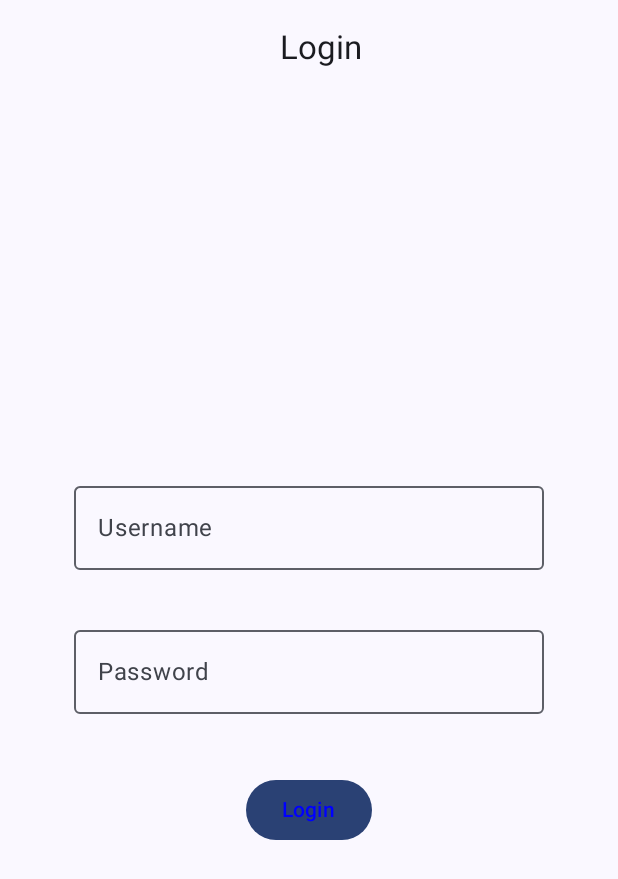
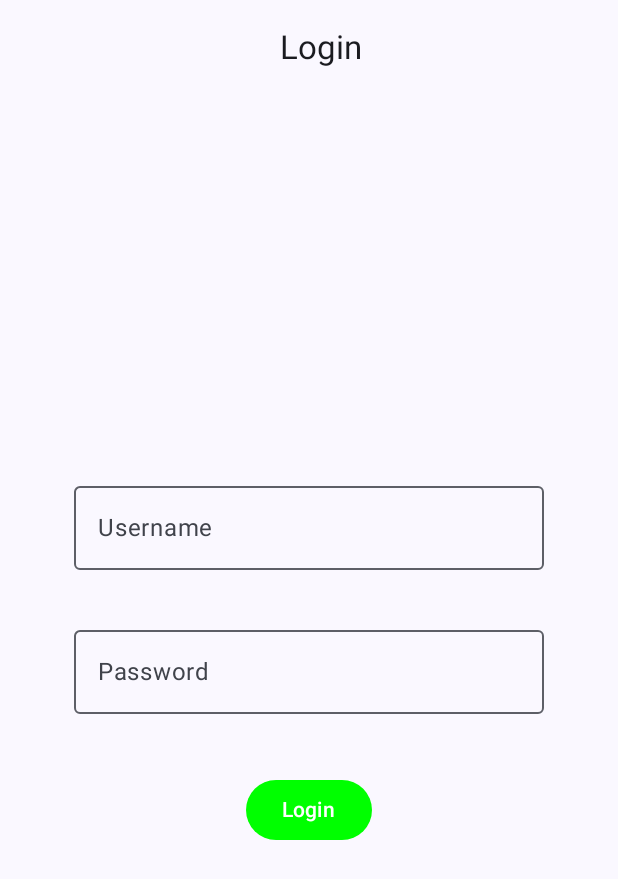
Before and after one commit to Ahtisham-1214/Expense-Tracker-Android, an Android app built with Jetpack Compose: the screen it shows after launch (MainActivity), on a phone screen of 412 x 824 dp. Shown: the top 879 px of the screen. Run offline under Robolectric (Android 15) with nearby library versions, the phone set to English and light mode, and no system bars.

Commit message:
Changes according to navigation

```diff
--- a/app/src/main/java/com/example/expensetracker/MainActivity.kt
+++ b/app/src/main/java/com/example/expensetracker/MainActivity.kt
@@ -23,13 +23,34 @@ import androidx.compose.ui.platform.LocalView
 import androidx.core.view.WindowCompat
 import androidx.core.view.ViewCompat
 import androidx.compose.ui.platform.LocalContext
+import androidx.compose.material3.ButtonDefaults
 import com.example.expensetracker.model.User
+
+// Import for Navigation
+import androidx.navigation.NavController
+import androidx.navigation.compose.NavHost
+import androidx.navigation.compose.composable
+import androidx.navigation.compose.rememberNavController
+
 class MainActivity : ComponentActivity() {
     override fun onCreate(savedInstanceState: Bundle?) {
         super.onCreate(savedInstanceState)
         setContent {
             ExpenseTrackerTheme {
-                LoginPage()
+                // Set up the NavController and NavHost
+                val navController = rememberNavController()
+                NavHost(navController = navController, startDestination = "login") {
+                    composable("login"){
+                        LoginPage(navController = navController)
+                    }
+                    composable("home"){
+                        HomeScreen(navController = navController)
+                    }
+                    composable("AddExpense"){
+                        AddExpenseScreen()
+                    }
+
+                }
             }
         }
     }
@@ -37,7 +58,7 @@ class MainActivity : ComponentActivity() {
 
 @OptIn(ExperimentalMaterial3Api::class)
 @Composable
-fun LoginPage() {
+fun LoginPage(navController: NavController) {
     var username by remember { mutableStateOf("") }
     var password by remember { mutableStateOf("") }
     var usernameError by remember { mutableStateOf("") }
@@ -124,6 +145,11 @@ fun LoginPage() {
                             loginSuccess = true
                             loginError = "" // Clear login error
                             println("Login successful! Username: $username, Password: $password")
+                            // Navigate to the home screen
+                            navController.navigate("home") {
+                                // Optional: Pop up to the login screen to prevent going back
+                                popUpTo("login") { inclusive = true }
+                            }
                         } else {
                             loginSuccess = false
                             loginError = "Invalid credentials" // 🔸 Show login error
@@ -131,9 +157,10 @@ fun LoginPage() {
                         }
                     }
                 },
-                modifier = Modifier.padding(16.dp)
+                modifier = Modifier.padding(16.dp),
+                colors = ButtonDefaults.buttonColors(Color.Green)
             ) {
-                Text("Login", color = Color.Blue)
+                Text("Login")
             }
 
             // 🔸 Show login error
@@ -152,6 +179,6 @@ fun LoginPage() {
 @Composable
 fun LoginPreview() {
     ExpenseTrackerTheme {
-        LoginPage()
+        LoginPage(navController = rememberNavController())
     }
 }
```
